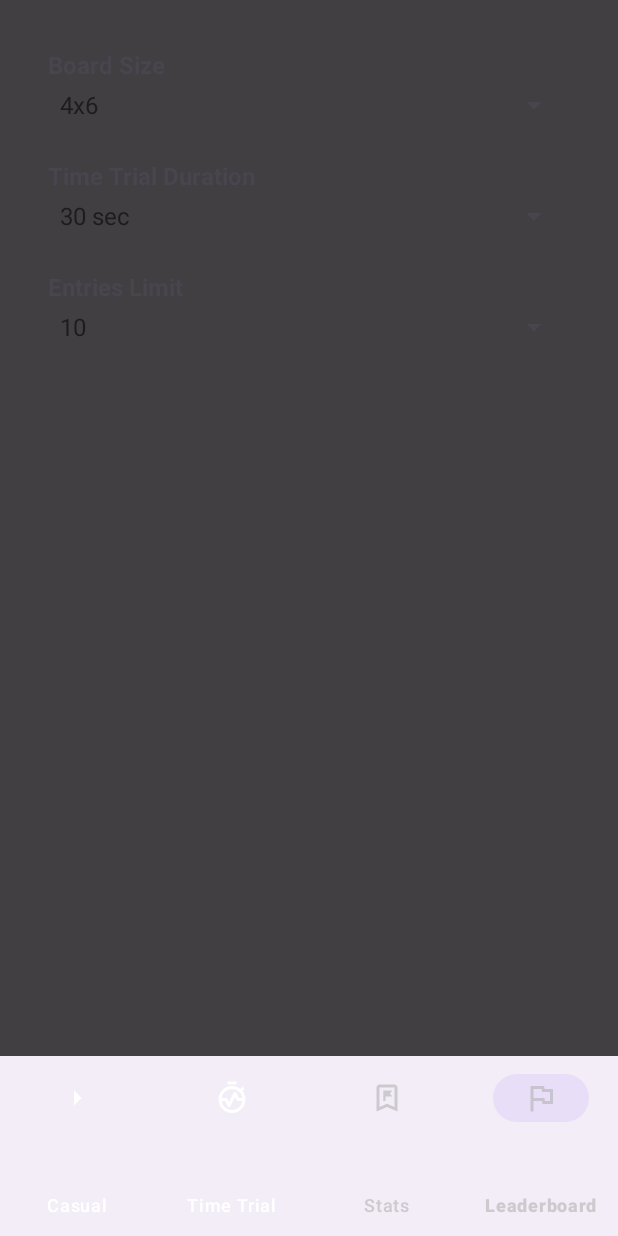
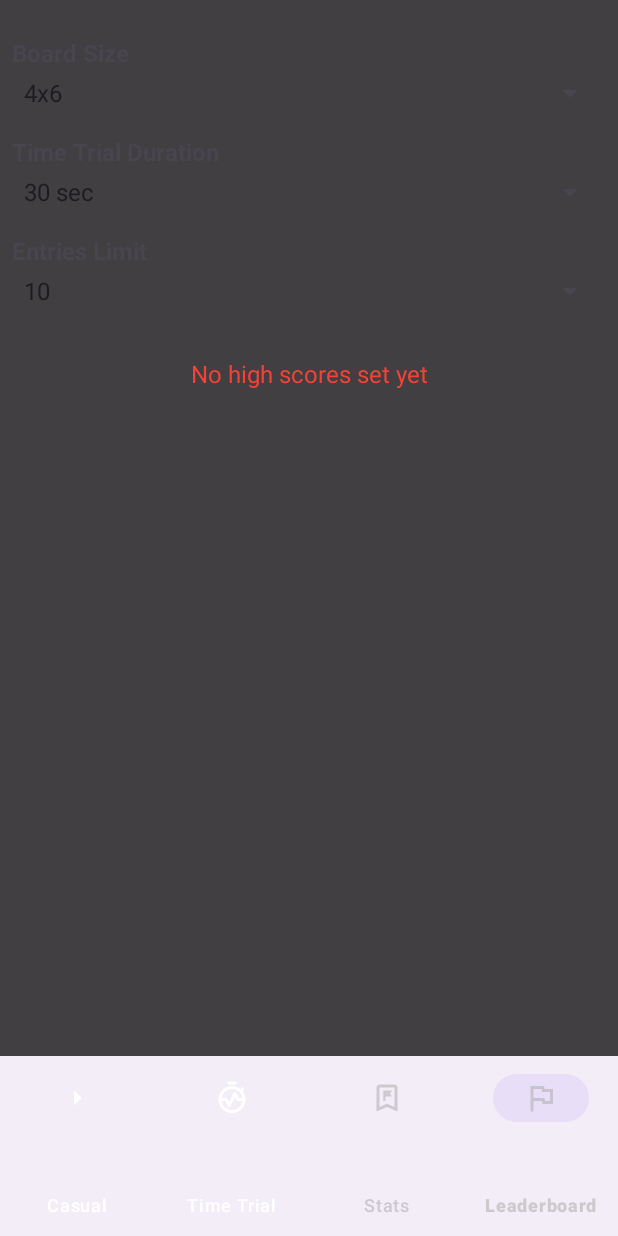
Before and after one commit to GrandPaPaRa/Jigsaw_Licenta, an Android app: the LeaderBoardFragment screen opened through its navigation route, on a phone screen of 412 x 824 dp. Run offline under Robolectric (Android 15) with nearby library versions, the phone set to English and light mode, and no system bars; our stand-ins replace Firebase (no records; nobody signed in at launch, a user with empty details on screens opened directly), navigation-ui.

Commit message:
fixed bugs and added some ui

```diff
--- a/app/src/main/AndroidManifest.xml
+++ b/app/src/main/AndroidManifest.xml
@@ -22,6 +22,7 @@
 
         <activity
             android:name=".ui.authentication.AuthenticationActivity"
+            android:screenOrientation="portrait"
             android:exported="true">
             <intent-filter>
                 <action android:name="android.intent.action.MAIN" />
@@ -32,6 +33,7 @@
         <!-- Main Activity -->
         <activity
             android:name=".ui.main.MainActivity"
+            android:screenOrientation="portrait"
             android:exported="true"
             android:launchMode="singleTop"/>
 
--- a/app/src/main/java/com/example/jigsaw_licenta/model/Jigsaw.java
+++ b/app/src/main/java/com/example/jigsaw_licenta/model/Jigsaw.java
@@ -275,28 +275,20 @@ public class Jigsaw implements Environment<Jigsaw, Byte> {
 //        int totalCells = rows * cols;
 //        int filledCells = Long.bitCount(board);
 //
-//        // Board fill progress (0–100)
-//        int fillScore = (int) ((filledCells / (float) totalCells));
+//        // Fill score: scaled up to 1000
+//        int fillBonus = (filledCells * 1000) / totalCells;
 //
-//        int expectedMaxPieces = totalCells / 3;
-//        int penalty = (int) (((float) quantity / expectedMaxPieces)); // up to 50 penalty
+//        // Penalty: encourage fewer pieces
+//        int penalty = quantity * 50;
 //
-//        int score = Math.max(fillScore - penalty, 0);
-//
+//        int score = fillBonus - penalty;
 //
 //        if (hasFinished()) {
-//            score += 1;
+//            score += 10000;
 //        }
 //
-//        return score;
-        return hasFinished()? 1 : 0;
-//        if (hasFinished()) return 100;
-//
-//        int filled = Long.bitCount(board);
-//        int total = rows * cols;
-//
-//        // Quadratic scaling — rewards more as you approach finish
-//        return (filled * filled * 100) / (total * total);
+//        return Math.max(score, 0); // no negative scores
+        return hasFinished()? 1 : 0; //THE BEST FOR NOW
     }
 
     @Override
--- a/app/src/main/java/com/example/jigsaw_licenta/model/Tree.java
+++ b/app/src/main/java/com/example/jigsaw_licenta/model/Tree.java
@@ -91,7 +91,11 @@ public class Tree {
                         node.setChild(action, childIndex);
 
                         // Simulation
-                        int score = simulate(state.cloneState(), config.maxDepth - depth);
+                        Jigsaw rolloutState = state.cloneState();
+                        rolloutState.performAction(action);
+                        int score = simulate(rolloutState, config.maxDepth - depth - 1);
+
+                        //int score = simulate(state.cloneState(), config.maxDepth - depth);
 
                         // Backpropagation
                         backpropagate(score, 1, childIndex);
@@ -131,10 +135,13 @@ public class Tree {
             int nodeIndex = rootIndex;
             int depth = 0;
 
+            Node node = nodes.get(nodeIndex);
+            List<Byte> legalActions = new ArrayList<>();
+
             // Selection phase
             while (!state.hasFinished() && depth < config.maxDepth) {
-                Node node = nodes.get(nodeIndex);
-                List<Byte> legalActions = state.legalActions();
+                node = nodes.get(nodeIndex);
+                legalActions = state.legalActions();
 
                 if (node.children.size() < legalActions.size()) {
                     break; // Not fully expanded
@@ -148,9 +155,6 @@ public class Tree {
 
             // Expansion
             if (!state.hasFinished() && depth < config.maxDepth) {
-                Node node = nodes.get(nodeIndex);
-                List<Byte> legalActions = state.legalActions();
-
                 for (byte action : legalActions) {
                     if (!node.children.containsKey(action)) {
                         int childIndex = createNode();
@@ -158,7 +162,10 @@ public class Tree {
                         node.setChild(action, childIndex);
 
                         // Simulation
-                        int score = simulate(state.cloneState(), config.maxDepth - depth);
+                        Jigsaw rolloutState = state.cloneState();
+                        rolloutState.performAction(action);
+                        int score = simulate(rolloutState, config.maxDepth - depth - 1);
+                        //int score = simulate(state.cloneState(), config.maxDepth - depth);
 
                         // Backpropagation
                         backpropagate(score, 1, childIndex);
@@ -247,7 +254,7 @@ public class Tree {
 
         // Sort entries by action (ascending)
         List<Map.Entry<Byte, Integer>> sortedEntries = new ArrayList<>(node.children.entrySet());
-        sortedEntries.sort(Map.Entry.comparingByKey()); // Sort by action (byte)
+        sortedEntries.sort(Map.Entry.comparingByKey());
 
         int tolerance = iterations % sortedEntries.size();
 
--- a/app/src/main/java/com/example/jigsaw_licenta/ui/statistics/LeaderBoardFragment.java
+++ b/app/src/main/java/com/example/jigsaw_licenta/ui/statistics/LeaderBoardFragment.java
@@ -89,11 +89,10 @@ public class LeaderBoardFragment extends Fragment {
 
         AdapterView.OnItemSelectedListener refreshListener = new AdapterView.OnItemSelectedListener() {
             public void onItemSelected(AdapterView<?> parent, View view, int pos, long id) {
-                spinnerInitCount++;
-                if (spinnerInitCount >= 3 && !initialLoadComplete) {
-                    initialLoadComplete = true; // only once
-                    fetchLeaderboard();
-                } else if (initialLoadComplete) {
+                // Wait until all spinners are populated and selected
+                if (boardSizeSpinner.getSelectedItem() != null &&
+                        timeLimitSpinner.getSelectedItem() != null &&
+                        limitSpinner.getSelectedItem() != null) {
                     fetchLeaderboard();
                 }
             }
@@ -111,11 +110,20 @@ public class LeaderBoardFragment extends Fragment {
         int time = FirebaseStatsHelper.TIME_TRIAL_TIMES.get(selectedIndex); // still in seconds
         int limit = Integer.parseInt(limitSpinner.getSelectedItem().toString());
 
-        //leaderboardContainer.removeAllViews();
+        FirebaseStatsHelper.getLeaderboardData(board, time, limit, (entries) -> {
+            if (!isAdded() || getView() == null) return;
 
-        FirebaseStatsHelper.getLeaderboardData(board, time, limit, (entries) -> {
             LeaderboardAdapter adapter = new LeaderboardAdapter(requireContext(), entries);
             leaderboardRecyclerView.setAdapter(adapter);
+
+            TextView emptyMessage = getView().findViewById(R.id.emptyMessage);
+            if (entries.isEmpty()) {
+                leaderboardRecyclerView.setVisibility(View.GONE);
+                emptyMessage.setVisibility(View.VISIBLE);
+            } else {
+                leaderboardRecyclerView.setVisibility(View.VISIBLE);
+                emptyMessage.setVisibility(View.GONE);
+            }
         });
     }
 }
--- a/app/src/main/java/com/example/jigsaw_licenta/viewmodel/AiSettingsTimeTrialViewModel.java
+++ b/app/src/main/java/com/example/jigsaw_licenta/viewmodel/AiSettingsTimeTrialViewModel.java
@@ -6,9 +6,9 @@ import androidx.lifecycle.LiveData;
 import androidx.lifecycle.MutableLiveData;
 
 public class AiSettingsTimeTrialViewModel extends AiSettingsViewModel {
-    private static final float DEFAULT_EXPLORATION = 1.2f;
+    private static final float DEFAULT_EXPLORATION = 1.4f;
     private static final float DEFAULT_SIMULATION_EXPLORATION_RATE = 1.0f;
-    private static final float DEFAULT_DEPTH_COEF = 2.2f;
+    private static final float DEFAULT_DEPTH_COEF = 2.4f;
     private final MutableLiveData<Float> simulationExplorationFactor = new MutableLiveData<>();
     private final MutableLiveData<Float> explorationFactor = new MutableLiveData<>();
     private final MutableLiveData<Float> depthCoefficient = new MutableLiveData<>();
--- a/app/src/main/res/layout/fragment_leaderboard.xml
+++ b/app/src/main/res/layout/fragment_leaderboard.xml
@@ -1,22 +1,21 @@
 <?xml version="1.0" encoding="utf-8"?>
-<ScrollView xmlns:android="http://schemas.android.com/apk/res/android"
+<LinearLayout xmlns:android="http://schemas.android.com/apk/res/android"
+    android:id="@+id/leaderboardWrapper"
     android:layout_width="match_parent"
     android:layout_height="match_parent"
-    android:padding="16dp">
+    android:orientation="vertical"
+    android:paddingTop="16dp"
+    android:paddingBottom="120dp">
 
-    <LinearLayout
-        android:id="@+id/leaderboardWrapper"
-        android:layout_width="match_parent"
-        android:layout_height="wrap_content"
-        android:orientation="vertical">
-
+    <!-- Spinner Container -->
     <LinearLayout
         android:id="@+id/spinnerContainer"
         android:layout_width="match_parent"
         android:layout_height="wrap_content"
         android:orientation="vertical"
-            android:padding="16dp">
+        android:padding="8dp">
 
+        <!-- Board Size -->
         <TextView
             android:layout_width="wrap_content"
             android:layout_height="wrap_content"
@@ -29,8 +28,9 @@
             android:id="@+id/boardSizeSpinner"
             android:layout_width="match_parent"
             android:layout_height="wrap_content"
-                android:layout_marginBottom="24dp" />
+            android:layout_marginBottom="16dp" />
 
+        <!-- Time Limit -->
         <TextView
             android:layout_width="wrap_content"
             android:layout_height="wrap_content"
@@ -43,8 +43,9 @@
             android:id="@+id/timeLimitSpinner"
             android:layout_width="match_parent"
             android:layout_height="wrap_content"
-                android:layout_marginBottom="24dp" />
+            android:layout_marginBottom="16dp" />
 
+        <!-- Limit -->
         <TextView
             android:layout_width="wrap_content"
             android:layout_height="wrap_content"
@@ -57,14 +58,30 @@
             android:id="@+id/limitSpinner"
             android:layout_width="match_parent"
             android:layout_height="wrap_content"
-                android:layout_marginBottom="24dp" />
+            android:layout_marginBottom="16dp" />
     </LinearLayout>
 
+    <!-- Empty Message -->
+    <TextView
+        android:id="@+id/emptyMessage"
+        android:layout_width="match_parent"
+        android:layout_height="wrap_content"
+        android:text="No high scores set yet"
+        android:textAlignment="center"
+        android:gravity="center"
+        android:textSize="16sp"
+        android:visibility="gone"
+        android:textColor="@color/error_red"
+        android:padding="8dp" />
+
+    <!-- Leaderboard List -->
     <androidx.recyclerview.widget.RecyclerView
         android:id="@+id/leaderboardRecyclerView"
         android:layout_width="match_parent"
-            android:layout_height="wrap_content"
-            android:layout_marginTop="8dp"
-            android:layout_marginBottom="16dp" />
+        android:layout_height="0dp"
+        android:layout_weight="1"
+        android:clipToPadding="false"
+        android:paddingBottom="16dp"
+        android:scrollbars="vertical" />
+
 </LinearLayout>
-</ScrollView>
```
Also changed, not shown: app/src/main/java/com/example/jigsaw_licenta/ui/main/BaseGameFragment.java (+42 -40 lines), app/src/main/java/com/example/jigsaw_licenta/ui/main/GameSettingsTimeTrialFragment.java (+7 -1 lines), app/src/main/java/com/example/jigsaw_licenta/utils/FirebaseStatsHelper.java (+17 -8 lines), 1 other file. Lines whose indentation alone changed are shown as unchanged.
